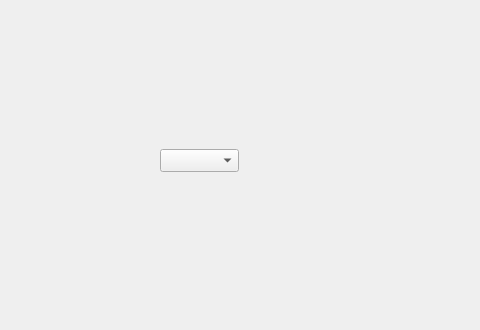
Above: src/mainwindow.ui from maximepasquier/Cytometrie_en_flux before the change; both pictures show x 0 to 480 and y 390 to 720 of the 1280 by 720 pixel window. Below: the same form after it.
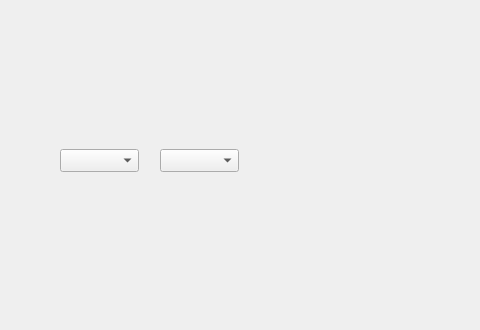
That is the form after the change. Custom widgets are drawn as their Qt base class.

Commit message: Selection marqueurs via GUI

```diff
--- a/src/mainwindow.ui
+++ b/src/mainwindow.ui
@@ -82,6 +82,16 @@
      </rect>
     </property>
    </widget>
+   <widget class="QComboBox" name="comboBox2">
+    <property name="geometry">
+     <rect>
+      <x>60</x>
+      <y>520</y>
+      <width>79</width>
+      <height>23</height>
+     </rect>
+    </property>
+   </widget>
   </widget>
   <widget class="QMenuBar" name="menubar">
    <property name="geometry">
```
Left out of the diff: 2 changed lines with no effect on the pictures. The commit also changes 2 other files.
